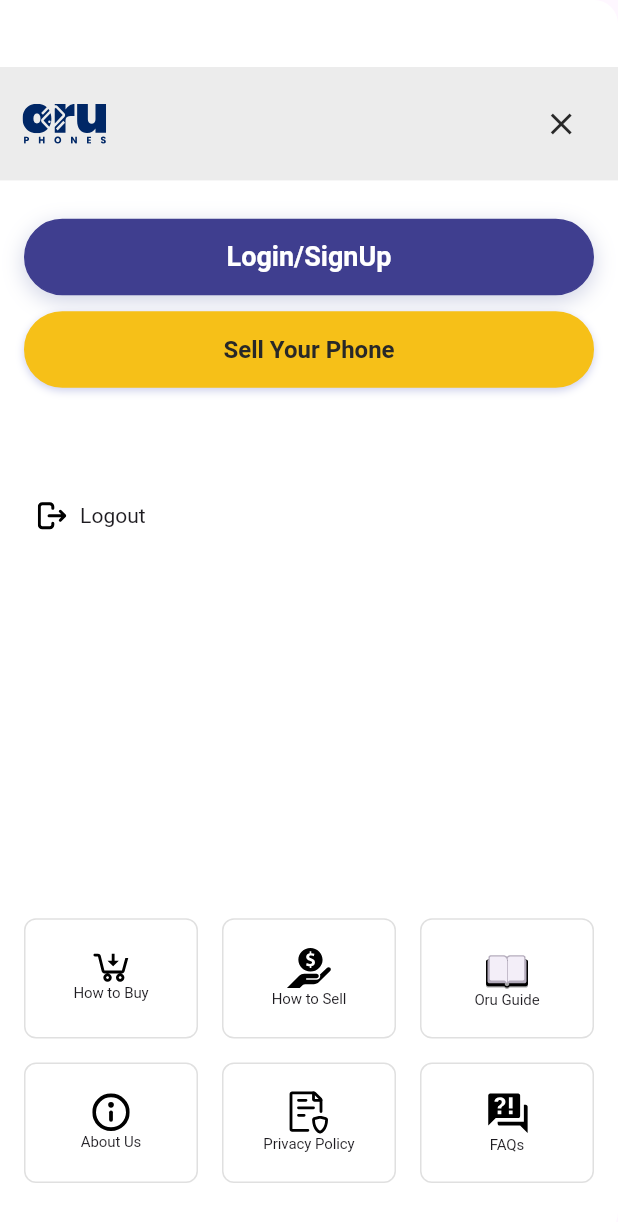
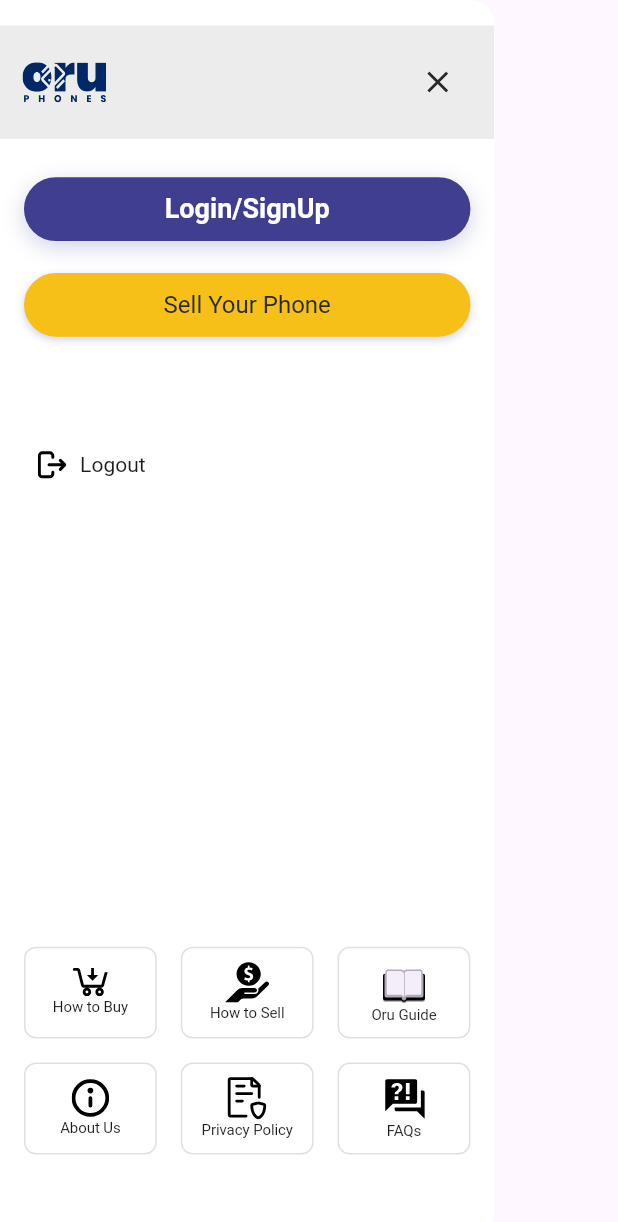
Before and after one commit to DivyanshArya09/oru_mobiles, a Flutter app: the CustomSideBar widget shown alone on an empty page, opened directly, on a phone screen of 412 x 824 dp. Shown: the top 1222 px of the screen. Run offline on Flutter 3.47's test engine with Material 3 defaults, Android fonts, the phone set to English and light mode, and no system bars; our stand-ins replace bloc, cached_network_image, carousel_slider, dartz, dio, equatable and 9 more; accounts and stored records are empty; network calls fail; Roboto replaces fonts that are missing (Poppins); project files that could hold a hidden picture were left out.

Commit message:
fixed UI of side bar

```diff
--- a/lib/features/home/presentation/screens/home_screen.dart
+++ b/lib/features/home/presentation/screens/home_screen.dart
@@ -6,7 +6,7 @@ import 'package:oru_mobiles/core/constants/color_palatte.dart';
 import 'package:oru_mobiles/core/helpers/scaffold_helper.dart';
 import 'package:oru_mobiles/features/home/presentation/bloc/home_bloc.dart';
 import 'package:oru_mobiles/features/home/presentation/widgets/carousel_slider.dart';
-import 'package:oru_mobiles/features/home/presentation/widgets/cutom_side_bar.dart';
+import 'package:oru_mobiles/features/home/presentation/widgets/custom_side_bar.dart';
 import 'package:oru_mobiles/features/home/presentation/widgets/persistent_header.dart';
 import 'package:oru_mobiles/features/home/presentation/widgets/top_brands_widget.dart';
 import 'package:oru_mobiles/features/home/presentation/widgets/what_on_your_mind_widget.dart';
--- a/lib/features/home/presentation/widgets/cutom_side_bar.dart
+++ b/lib/features/home/presentation/widgets/custom_side_bar.dart
@@ -23,18 +23,17 @@ class CustomSideBar extends StatefulWidget {
 class _CustomSideBarState extends State<CustomSideBar> {
   @override
   Widget build(BuildContext context) {
-    return Drawer(
-      backgroundColor: ColorPalette.white,
-      width: MediaQuery.of(context).size.width,
-      child: SizedBox(
-        height: MediaQuery.of(context).size.height,
+    return SizedBox(
+      width: MediaQuery.of(context).size.width * .8,
+      child: Drawer(
+        backgroundColor: ColorPalette.white,
         child: Column(
           children: [
             Container(
-              margin: EdgeInsets.only(top: 42.h),
+              margin: EdgeInsets.only(top: 16.h),
               padding: EdgeInsets.all(12.w),
               color: ColorPalette.borderColorLight.withOpacity(.6),
-              width: double.infinity,
+              // width: double.infinity,
               // height: 60.h,
               alignment: Alignment.center,
               child: Column(
@@ -72,6 +71,7 @@ class _CustomSideBarState extends State<CustomSideBar> {
                   if (UserHelper.getIsloggedIn() == false) ...[
                     CustomSpacers.height24,
                     CustomButton(
+                      dHeight: 40.h,
                       strButtonText: 'Login/SignUp',
                       buttonAction: () => CustomNavigator.pushAndRemoveUntil(
                         context,
@@ -80,8 +80,9 @@ class _CustomSideBarState extends State<CustomSideBar> {
                       buttonType: ButtonType.secondary,
                     ),
                   ],
-                  CustomSpacers.height10,
+                  CustomSpacers.height20,
                   CustomButton(
+                    dHeight: 40.h,
                     strButtonText: 'Sell Your Phone',
                     buttonAction: () {},
                     textColor: ColorPalette.darktext,
@@ -89,7 +90,7 @@ class _CustomSideBarState extends State<CustomSideBar> {
                     borderColor: ColorPalette.action,
                     textStyle: const TextStyle(
                       fontSize: 16,
-                      fontWeight: FontWeight.w600,
+                      // fontWeight: FontWeight.w600,
                       color: ColorPalette.darktext,
                     ),
                     buttonType: ButtonType.secondary,
```
